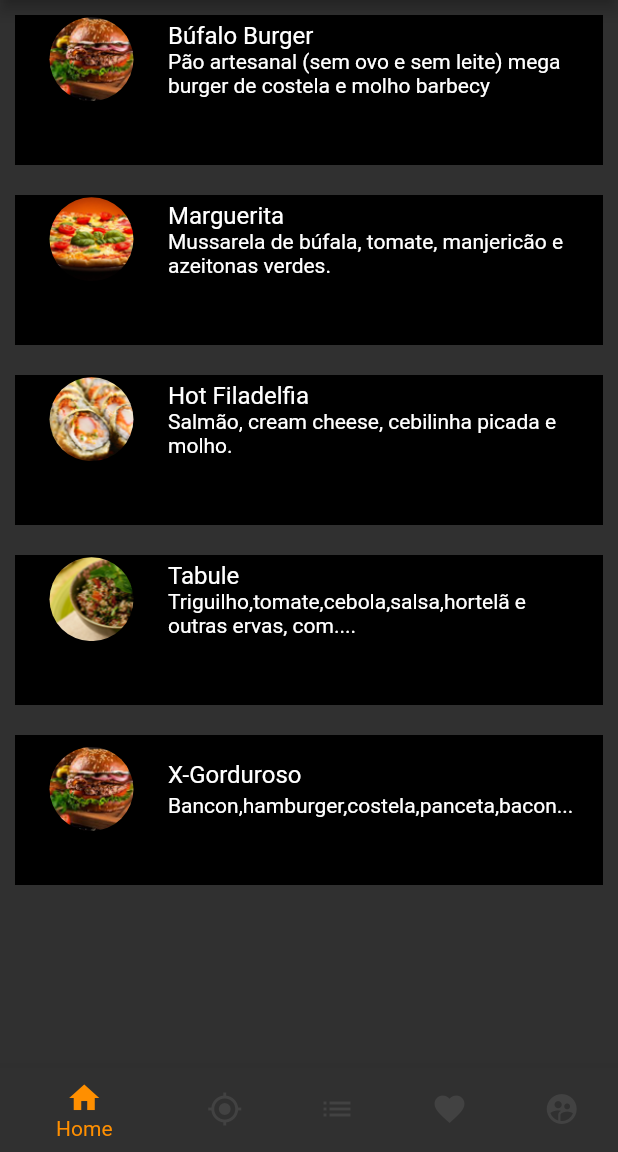
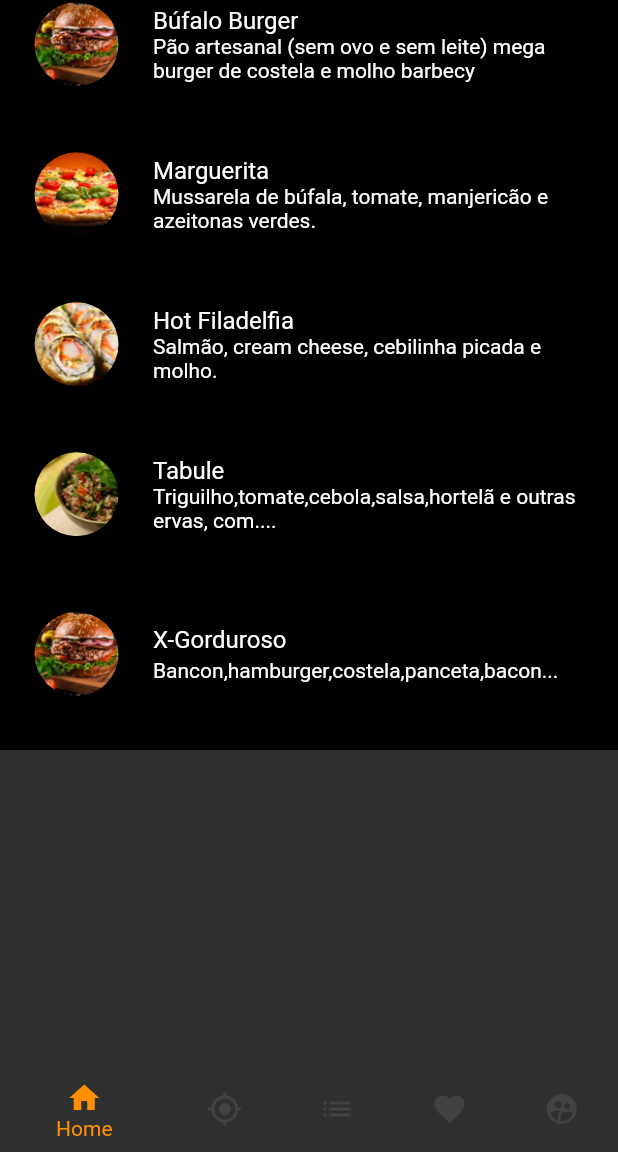
Before and after one commit to keiti2/PromoAux, a Flutter app: the screen it shows after launch, on a phone screen of 412 x 824 dp, the part 84-1236 px from its top. Run offline on Flutter 3.47's test engine with Material 2 defaults, Android fonts, the light colour scheme and no system bars.

Commit message:
Correcao exibicao

```diff
--- a/lib/ui/home/widget_ListaProduto.dart
+++ b/lib/ui/home/widget_ListaProduto.dart
@@ -10,7 +10,6 @@ class WidgetListPromocao extends StatelessWidget{
  @override
   Widget build(BuildContext context) {
     return new Container(
-      padding: EdgeInsets.all(10.0),
       child: new Stack(
         children: <Widget>[
           new Container(
```
